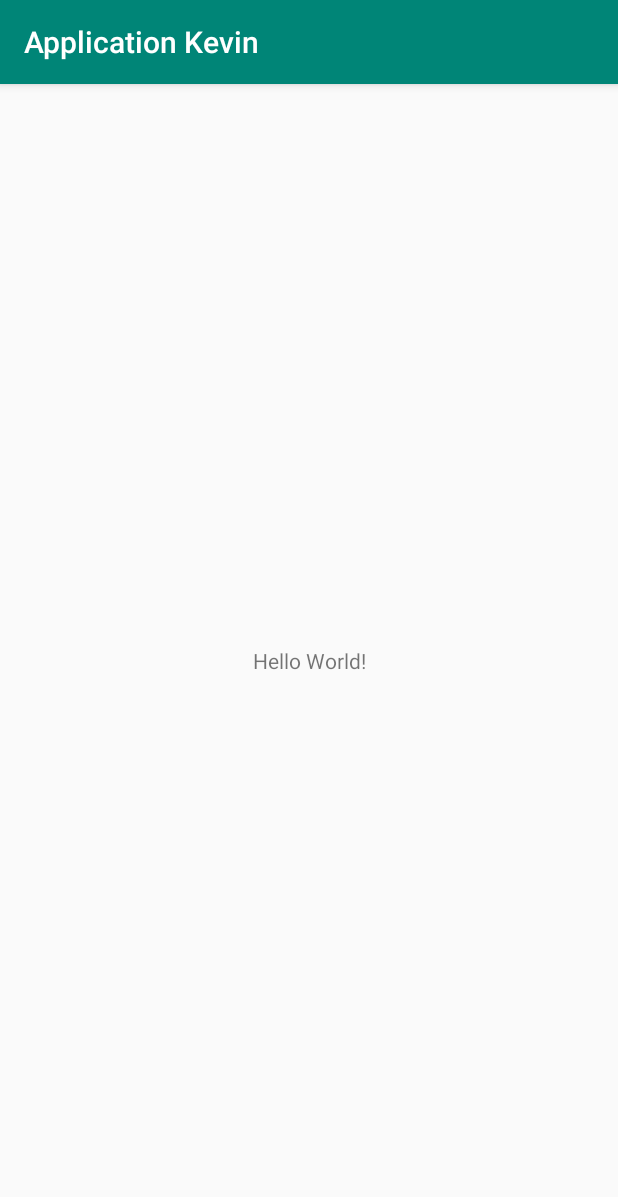
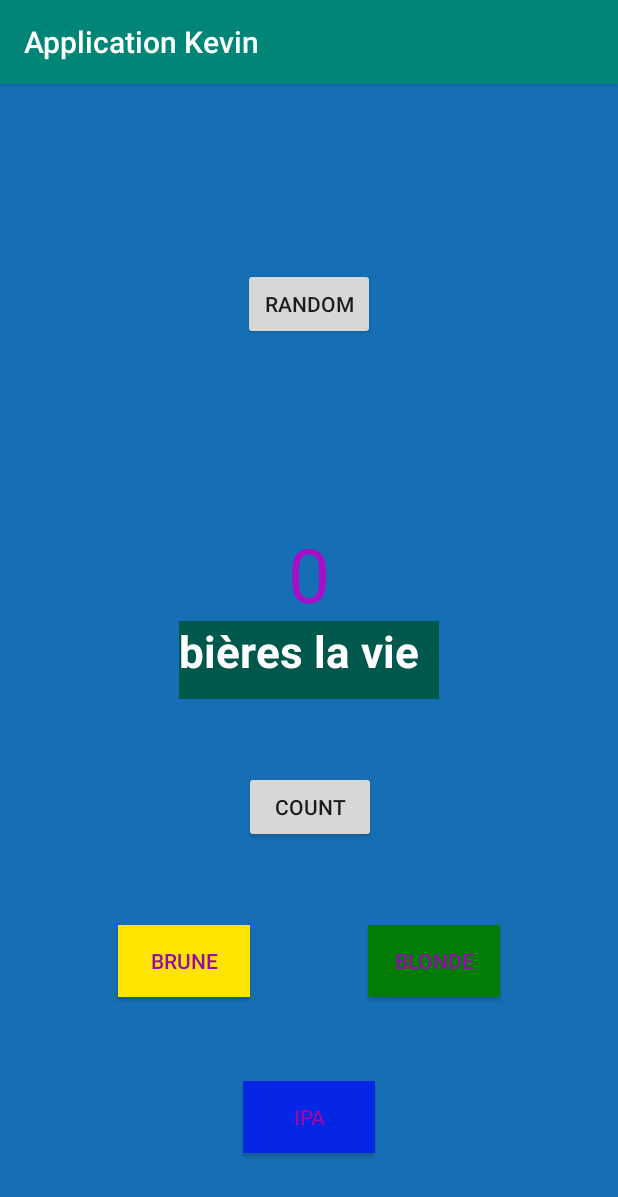
Before and after one commit to kevin-villette/ApplicationKevin, an Android app: the screen it shows after launch (MainActivity), on a phone screen of 412 x 824 dp. Shown: the top 1197 px of the screen. Run offline under Robolectric (Android 15) with nearby library versions, the phone set to English and light mode, and no system bars.

```diff
--- a/app/src/main/AndroidManifest.xml
+++ b/app/src/main/AndroidManifest.xml
@@ -9,6 +9,7 @@
         android:roundIcon="@mipmap/ic_launcher_round"
         android:supportsRtl="true"
         android:theme="@style/AppTheme">
+        <activity android:name=".SecondActivity"></activity>
         <activity android:name=".MainActivity">
             <intent-filter>
                 <action android:name="android.intent.action.MAIN" />
--- a/app/src/main/java/com/example/applicationkevin/MainActivity.java
+++ b/app/src/main/java/com/example/applicationkevin/MainActivity.java
@@ -2,6 +2,9 @@ package com.example.applicationkevin;
 
 import android.support.v7.app.AppCompatActivity;
 import android.os.Bundle;
+import android.view.View;
+import android.widget.TextView;
+import android.widget.Toast;
 
 public class MainActivity extends AppCompatActivity {
 
@@ -10,4 +13,39 @@ public class MainActivity extends AppCompatActivity {
         super.onCreate(savedInstanceState);
         setContentView(R.layout.activity_main);
     }
+
+    public void blondeMe(View view){
+        Toast myToast = Toast.makeText(this, "Je suis une bonne bière!",
+                Toast.LENGTH_SHORT);
+        myToast.show();
+    }
+
+    public void bruneMe(View view){
+        Toast myToast = Toast.makeText(this, "Je suis une bière c'est tout!",
+                Toast.LENGTH_SHORT);
+        myToast.show();
+    }
+
+    public void ipaMe(View view){
+        Toast myToast = Toast.makeText(this, "Je suis spéciale moi!",
+                Toast.LENGTH_SHORT);
+        myToast.show();
+    }
+
+    public void countMe (View view) {
+
+        // Get the text view.
+        TextView showCountTextView = (TextView)
+                findViewById(R.id.textView2);
+
+        // Get the value of the text view.
+        String countString = showCountTextView.getText().toString();
+
+        // Convert value to a number and increment it.
+        Integer count = Integer.parseInt(countString);
+        count++;
+
+        // Display the new value in the text view.
+        showCountTextView.setText(count.toString());
+    }
 }
--- /dev/null
+++ b/app/src/main/java/com/example/applicationkevin/SecondActivity.java
@@ -0,0 +1,13 @@
+package com.example.applicationkevin;
+
+import android.support.v7.app.AppCompatActivity;
+import android.os.Bundle;
+
+public class SecondActivity extends AppCompatActivity {
+
+    @Override
+    protected void onCreate(Bundle savedInstanceState) {
+        super.onCreate(savedInstanceState);
+        setContentView(R.layout.activity_second);
+    }
+}
--- a/app/src/main/res/layout/activity_main.xml
+++ b/app/src/main/res/layout/activity_main.xml
@@ -4,15 +4,122 @@
     xmlns:tools="http://schemas.android.com/tools"
     android:layout_width="match_parent"
     android:layout_height="match_parent"
+    android:background="@color/screenBackground"
     tools:context=".MainActivity">
 
     <TextView
-        android:layout_width="wrap_content"
-        android:layout_height="wrap_content"
-        android:text="Hello World!"
+        android:id="@+id/textView"
+        android:layout_width="173dp"
+        android:layout_height="52dp"
+        android:background="@color/colorPrimaryDark"
+        android:text="@string/les_bi_res_c_est_la_vie"
+        android:textColor="@android:color/white"
+        android:textSize="29sp"
+        android:textStyle="bold"
+        android:typeface="normal"
+        app:fontFamily="sans-serif"
         app:layout_constraintBottom_toBottomOf="parent"
         app:layout_constraintLeft_toLeftOf="parent"
         app:layout_constraintRight_toRightOf="parent"
         app:layout_constraintTop_toTopOf="parent" />
 
+    <Button
+        android:id="@+id/button"
+        android:layout_width="wrap_content"
+        android:layout_height="wrap_content"
+        android:layout_marginTop="88dp"
+        android:layout_marginBottom="8dp"
+        android:text="Blonde"
+        android:textColor="@color/texteButton"
+        android:background="@color/buttonBackgroundVert"
+        app:layout_constraintBottom_toBottomOf="parent"
+        app:layout_constraintEnd_toEndOf="parent"
+        app:layout_constraintHorizontal_bias="0.5"
+        app:layout_constraintStart_toEndOf="@+id/button3"
+        app:layout_constraintTop_toBottomOf="@+id/textView"
+        app:layout_constraintVertical_bias="0.292"
+        android:onClick="blondeMe"/>
+
+    <Button
+        android:id="@+id/button3"
+        android:layout_width="wrap_content"
+        android:layout_height="wrap_content"
+        android:text="Brune"
+        android:textColor="@color/texteButton"
+        android:background="@color/buttonBackgroundJaune"
+        app:layout_constraintBottom_toBottomOf="@+id/button"
+        app:layout_constraintEnd_toStartOf="@+id/button"
+        app:layout_constraintHorizontal_bias="0.5"
+        app:layout_constraintStart_toStartOf="parent"
+        app:layout_constraintTop_toTopOf="@+id/button"
+        android:onClick="bruneMe"/>
+
+    <Button
+        android:id="@+id/button5"
+        android:layout_width="wrap_content"
+        android:layout_height="wrap_content"
+        android:layout_marginStart="8dp"
+        android:layout_marginLeft="8dp"
+        android:layout_marginTop="8dp"
+        android:layout_marginEnd="8dp"
+        android:layout_marginRight="8dp"
+        android:layout_marginBottom="8dp"
+        android:text="IPA"
+        android:background="@color/buttonBackgroundBleu"
+        android:textColor="@color/texteButton"
+        app:layout_constraintBottom_toBottomOf="parent"
+        app:layout_constraintEnd_toEndOf="parent"
+        app:layout_constraintStart_toStartOf="parent"
+        app:layout_constraintTop_toBottomOf="@+id/button"
+        android:onClick="ipaMe"/>
+
+    <TextView
+        android:id="@+id/textView2"
+        android:layout_width="120dp"
+        android:layout_height="57dp"
+        android:layout_marginStart="8dp"
+        android:layout_marginLeft="8dp"
+        android:layout_marginEnd="8dp"
+        android:layout_marginRight="8dp"
+        android:layout_marginBottom="8dp"
+        android:text="0"
+        android:textSize="50dp"
+        android:textColor="#A70EC7"
+        android:textAlignment="center"
+        app:layout_constraintBottom_toTopOf="@+id/textView"
+        app:layout_constraintEnd_toEndOf="parent"
+        app:layout_constraintStart_toStartOf="parent" />
+
+    <Button
+        android:id="@+id/button2"
+        android:layout_width="wrap_content"
+        android:layout_height="wrap_content"
+        android:layout_marginStart="8dp"
+        android:layout_marginLeft="8dp"
+        android:layout_marginTop="48dp"
+        android:layout_marginEnd="8dp"
+        android:layout_marginRight="8dp"
+        android:onClick="countMe"
+        android:text="Count"
+        app:layout_constraintEnd_toStartOf="@+id/button"
+        app:layout_constraintHorizontal_bias="0.48"
+        app:layout_constraintStart_toEndOf="@+id/button3"
+        app:layout_constraintTop_toBottomOf="@+id/textView" />
+
+    <Button
+        android:id="@+id/button4"
+        android:layout_width="wrap_content"
+        android:layout_height="wrap_content"
+        android:layout_marginStart="8dp"
+        android:layout_marginLeft="8dp"
+        android:layout_marginTop="8dp"
+        android:layout_marginEnd="8dp"
+        android:layout_marginRight="8dp"
+        android:layout_marginBottom="8dp"
+        android:text="Random"
+        app:layout_constraintBottom_toTopOf="@+id/textView2"
+        app:layout_constraintEnd_toEndOf="parent"
+        app:layout_constraintStart_toStartOf="parent"
+        app:layout_constraintTop_toTopOf="parent" />
+
 </android.support.constraint.ConstraintLayout>
--- /dev/null
+++ b/app/src/main/res/layout/activity_second.xml
@@ -0,0 +1,9 @@
+<?xml version="1.0" encoding="utf-8"?>
+<android.support.constraint.ConstraintLayout xmlns:android="http://schemas.android.com/apk/res/android"
+    xmlns:app="http://schemas.android.com/apk/res-auto"
+    xmlns:tools="http://schemas.android.com/tools"
+    android:layout_width="match_parent"
+    android:layout_height="match_parent"
+    tools:context=".SecondActivity">
+
+</android.support.constraint.ConstraintLayout>
--- a/app/src/main/res/values/colors.xml
+++ b/app/src/main/res/values/colors.xml
@@ -3,4 +3,9 @@
     <color name="colorPrimary">#008577</color>
     <color name="colorPrimaryDark">#00574B</color>
     <color name="colorAccent">#D81B60</color>
+    <color name="screenBackground">#166FB4</color>
+    <color name="buttonBackgroundVert">#037C07</color>
+    <color name="buttonBackgroundJaune">#FFE401</color>
+    <color name="buttonBackgroundBleu">#0526E4</color>
+    <color name="texteButton">#940AAA</color>
 </resources>
--- a/app/src/main/res/values/strings.xml
+++ b/app/src/main/res/values/strings.xml
@@ -1,3 +1,5 @@
 <resources>
     <string name="app_name">Application Kevin</string>
+    <string name="les_bi_res_c_est_la_vie_surtout_la_chouffe">Les bières c\'est la vie surtout la chouffe</string>
+    <string name="les_bi_res_c_est_la_vie">bières la vie</string>
 </resources>
```
